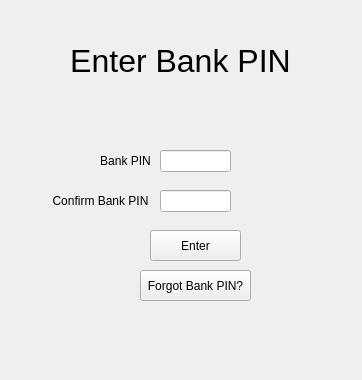
This is OOSD/enterbankpin.ui in joec2109/OOSD as Qt 5 draws it before an edit. The edited form follows.
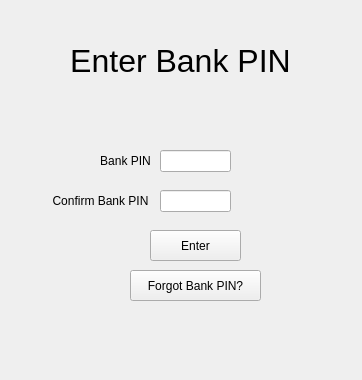
This is the edited form. Icons and pictures are not drawn.

Diff of the .ui file:
```diff
--- a/OOSD/enterbankpin.ui
+++ b/OOSD/enterbankpin.ui
@@ -146,9 +146,9 @@
    <widget class="QPushButton" name="ForgotBankPinButton">
     <property name="geometry">
      <rect>
-      <x>140</x>
+      <x>130</x>
       <y>270</y>
-      <width>111</width>
+      <width>131</width>
       <height>31</height>
      </rect>
     </property>
```
